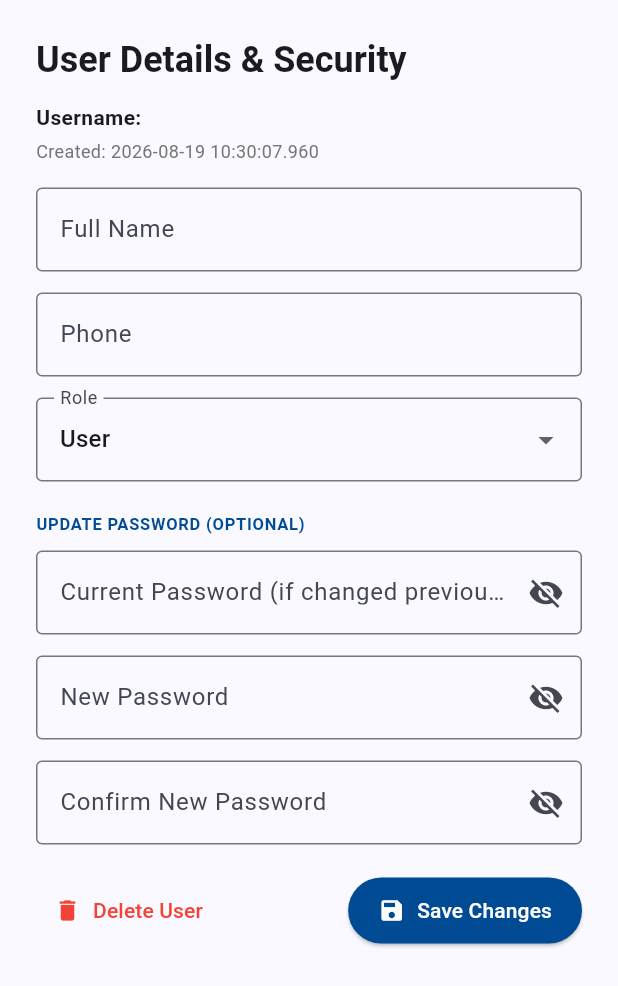
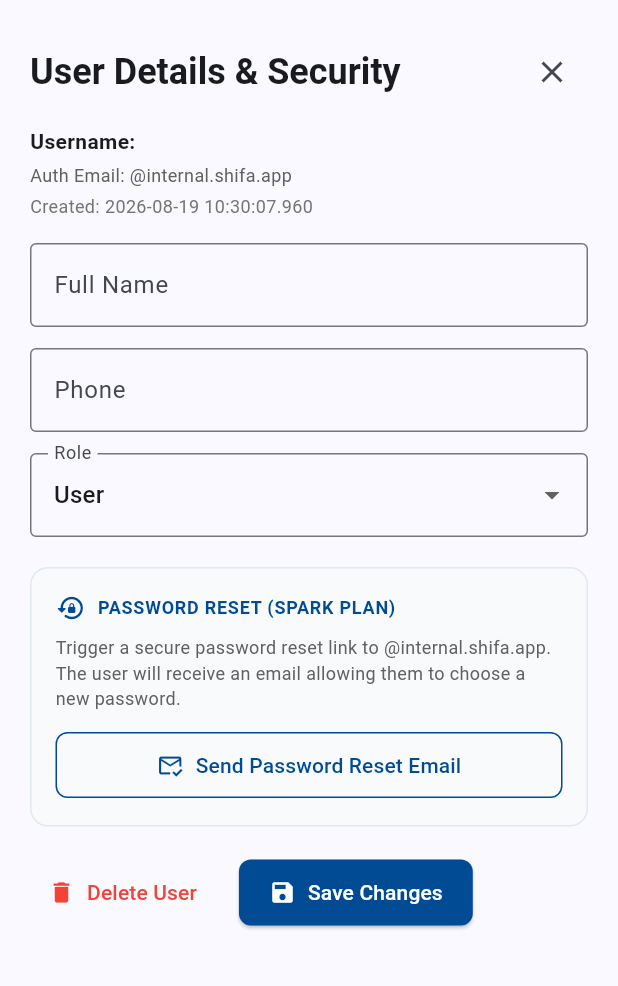
Before and after one commit to ahmed-husssain/SMS, a Flutter app: the _UserDetailsModal widget shown alone on an empty page, opened directly with empty values, on a phone screen of 412 x 824 dp. Shown: the top 986 px of the screen. Run offline on Flutter 3.47's test engine with Material 3 defaults, Android fonts, the light colour scheme and no system bars; our stand-ins replace cloud_firestore, firebase_auth, firebase_core, flutter_riverpod, go_router, pdf and 1 more; accounts and stored records are empty.

Commit message:
Refactor user management to operate 100% on Firebase Free Spark Plan

```diff
--- a/lib/features/users/presentation/pages/users_page.dart
+++ b/lib/features/users/presentation/pages/users_page.dart
@@ -281,14 +281,9 @@ class _UserDetailsModal extends ConsumerStatefulWidget {
 class _UserDetailsModalState extends ConsumerState<_UserDetailsModal> {
   late TextEditingController _nameController;
   late TextEditingController _phoneController;
-  final TextEditingController _currentPasswordController = TextEditingController();
-  final TextEditingController _passwordController = TextEditingController();
-  final TextEditingController _confirmPasswordController = TextEditingController();
   late String _selectedRole;
-  bool _obscureCurrentPassword = true;
-  bool _obscurePassword = true;
-  bool _obscureConfirmPassword = true;
   bool _isSaving = false;
+  bool _isSendingReset = false;
   String _statusMessage = '';
 
   @override
@@ -303,34 +298,13 @@ class _UserDetailsModalState extends ConsumerState<_UserDetailsModal> {
   void dispose() {
     _nameController.dispose();
     _phoneController.dispose();
-    _currentPasswordController.dispose();
-    _passwordController.dispose();
-    _confirmPasswordController.dispose();
     super.dispose();
   }
 
   Future<void> _updateUser() async {
-    final newPass = _passwordController.text;
-    final confirmPass = _confirmPasswordController.text;
-
-    if (newPass.isNotEmpty) {
-      if (newPass.length < 8) {
-        ScaffoldMessenger.of(context).showSnackBar(
-          const SnackBar(content: Text('Password must be at least 8 characters'), backgroundColor: Colors.red),
-        );
-        return;
-      }
-      if (newPass != confirmPass) {
-        ScaffoldMessenger.of(context).showSnackBar(
-          const SnackBar(content: Text('Passwords do not match'), backgroundColor: Colors.red),
-        );
-        return;
-      }
-    }
-
     setState(() {
       _isSaving = true;
-      _statusMessage = newPass.isNotEmpty ? 'Updating user password in Firebase Auth...' : 'Updating user details...';
+      _statusMessage = 'Updating user details...';
     });
 
     try {
@@ -341,26 +315,14 @@ class _UserDetailsModalState extends ConsumerState<_UserDetailsModal> {
         'updatedAt': FieldValue.serverTimestamp(),
       };
 
-      if (newPass.isNotEmpty) {
-        final authController = ref.read(authControllerProvider);
-        await authController.updateUserPassword(
-          targetUid: widget.user['uid'],
-          newPassword: newPass,
-          currentPassword: _currentPasswordController.text.trim(),
-        );
-
-        updateData['passwordUpdated'] = true;
-        updateData['lastPasswordChange'] = FieldValue.serverTimestamp();
-      }
-
       await FirebaseFirestore.instance.collection('users').doc(widget.user['uid']).update(updateData);
 
       if (mounted) {
         Navigator.pop(context);
         ScaffoldMessenger.of(context).showSnackBar(
-          SnackBar(
-            content: Text(newPass.isNotEmpty ? 'User details and password updated successfully!' : 'User updated successfully'),
-            backgroundColor: Colors.green,
+          const SnackBar(
+            content: Text('✓ User updated successfully'),
+            backgroundColor: Color(0xFF16A34A),
           ),
         );
       }
@@ -385,12 +347,49 @@ class _UserDetailsModalState extends ConsumerState<_UserDetailsModal> {
     }
   }
 
+  Future<void> _sendPasswordReset() async {
+    final username = (widget.user['username'] ?? '').toString().trim();
+    final email = (widget.user['email'] ?? '').toString().trim().isNotEmpty
+        ? widget.user['email'].toString().trim()
+        : '${username.toLowerCase()}@internal.shifa.app';
+
+    setState(() => _isSendingReset = true);
+    try {
+      final authController = ref.read(authControllerProvider);
+      await authController.sendPasswordResetEmail(email: email);
+      if (mounted) {
+        ScaffoldMessenger.of(context).showSnackBar(
+          SnackBar(
+            content: Text('✓ Password reset link sent to $email successfully.'),
+            backgroundColor: const Color(0xFF16A34A),
+            behavior: SnackBarBehavior.floating,
+          ),
+        );
+      }
+    } catch (e) {
+      if (mounted) {
+        final errorMsg = AppError.map(e);
+        ScaffoldMessenger.of(context).showSnackBar(
+          SnackBar(
+            content: Text(errorMsg),
+            backgroundColor: const Color(0xFFDC2626),
+            behavior: SnackBarBehavior.floating,
+          ),
+        );
+      }
+    } finally {
+      if (mounted) {
+        setState(() => _isSendingReset = false);
+      }
+    }
+  }
+
   Future<void> _deleteUser() async {
     final confirm = await showDialog<bool>(
       context: context,
       builder: (ctx) => AlertDialog(
         title: const Text('Delete User?'),
-        content: Text('Are you sure you want to delete ${widget.user['name']}?'),
+        content: Text('Are you sure you want to delete ${widget.user['name']}? This user will be deactivated and removed from active staff lists.'),
         actions: [
           TextButton(onPressed: () => Navigator.pop(ctx, false), child: const Text('Cancel')),
           TextButton(onPressed: () => Navigator.pop(ctx, true), child: const Text('Delete', style: TextStyle(color: Colors.red))),
@@ -439,17 +438,51 @@ class _UserDetailsModalState extends ConsumerState<_UserDetailsModal> {
   Widget build(BuildContext context) {
     final createdAt = widget.user['createdAt'] as Timestamp?;
     final dateStr = createdAt != null ? createdAt.toDate().toString() : 'N/A';
+    final username = (widget.user['username'] ?? 'N/A').toString();
+    final email = (widget.user['email'] ?? '').toString().isNotEmpty
+        ? widget.user['email'].toString()
+        : '${username.toLowerCase()}@internal.shifa.app';
 
-    return SingleChildScrollView(
-      child: Padding(
-        padding: EdgeInsets.only(bottom: MediaQuery.of(context).viewInsets.bottom + 24, left: 24, right: 24, top: 24),
+    return SafeArea(
+      child: SingleChildScrollView(
+        padding: EdgeInsets.only(
+          bottom: MediaQuery.of(context).viewInsets.bottom + 24,
+          left: 20,
+          right: 20,
+          top: 24,
+        ),
         child: Column(
           mainAxisSize: MainAxisSize.min,
           crossAxisAlignment: CrossAxisAlignment.start,
           children: [
-            Text('User Details & Security', style: Theme.of(context).textTheme.headlineSmall?.copyWith(fontWeight: FontWeight.bold)),
+            Row(
+              mainAxisAlignment: MainAxisAlignment.spaceBetween,
+              children: [
+                Expanded(
+                  child: Text(
+                    'User Details & Security',
+                    style: Theme.of(context).textTheme.headlineSmall?.copyWith(
+                          fontWeight: FontWeight.bold,
+                        ),
+                    overflow: TextOverflow.ellipsis,
+                  ),
+                ),
+                IconButton(
+                  icon: const Icon(Icons.close),
+                  onPressed: () => Navigator.pop(context),
+                ),
+              ],
+            ),
             const SizedBox(height: 12),
-            Text('Username: ${widget.user['username'] ?? 'N/A'}', style: const TextStyle(fontWeight: FontWeight.bold, fontSize: 14)),
+            Text(
+              'Username: $username',
+              style: const TextStyle(fontWeight: FontWeight.bold, fontSize: 14),
+            ),
+            const SizedBox(height: 4),
+            Text(
+              'Auth Email: $email',
+              style: TextStyle(fontSize: 12, color: Colors.grey.shade700),
+            ),
             const SizedBox(height: 4),
             Text('Created: $dateStr', style: TextStyle(fontSize: 12, color: Colors.grey.shade600)),
             const SizedBox(height: 16),
@@ -466,7 +499,7 @@ class _UserDetailsModalState extends ConsumerState<_UserDetailsModal> {
             ),
             const SizedBox(height: 14),
             DropdownButtonFormField<String>(
-              value: (['staff', 'admin'].contains(_selectedRole)) ? _selectedRole : 'staff',
+              initialValue: (['staff', 'admin'].contains(_selectedRole)) ? _selectedRole : 'staff',
               decoration: const InputDecoration(labelText: 'Role', border: OutlineInputBorder()),
               items: const [
                 DropdownMenuItem(value: 'staff', child: Text('User')),
@@ -477,55 +510,67 @@ class _UserDetailsModalState extends ConsumerState<_UserDetailsModal> {
               },
             ),
             const SizedBox(height: 20),
-            const Text('UPDATE PASSWORD (OPTIONAL)', style: TextStyle(fontSize: 11, fontWeight: FontWeight.bold, color: Color(0xFF004B93), letterSpacing: 0.5)),
-            const SizedBox(height: 10),
-            TextFormField(
-              controller: _currentPasswordController,
-              obscureText: _obscureCurrentPassword,
-              enabled: !_isSaving,
-              decoration: InputDecoration(
-                labelText: 'Current Password (if changed previously)',
-                hintText: 'Leave empty for default initial accounts',
-                border: const OutlineInputBorder(),
-                suffixIcon: IconButton(
-                  tooltip: _obscureCurrentPassword ? 'Show password' : 'Hide password',
-                  icon: Icon(_obscureCurrentPassword ? Icons.visibility_off : Icons.visibility),
-                  onPressed: () => setState(() => _obscureCurrentPassword = !_obscureCurrentPassword),
-                ),
+
+            // ─── Password Reset Section (Firebase Spark Plan) ───
+            Container(
+              width: double.infinity,
+              padding: const EdgeInsets.all(16),
+              decoration: BoxDecoration(
+                color: const Color(0xFFF8FAFC),
+                borderRadius: BorderRadius.circular(12),
+                border: Border.all(color: const Color(0xFFE2E8F0)),
               ),
-            ),
-            const SizedBox(height: 14),
-            TextFormField(
-              controller: _passwordController,
-              obscureText: _obscurePassword,
-              enabled: !_isSaving,
-              decoration: InputDecoration(
-                labelText: 'New Password',
-                hintText: 'Leave empty to keep current password',
-                border: const OutlineInputBorder(),
-                suffixIcon: IconButton(
-                  tooltip: _obscurePassword ? 'Show password' : 'Hide password',
-                  icon: Icon(_obscurePassword ? Icons.visibility_off : Icons.visibility),
-                  onPressed: () => setState(() => _obscurePassword = !_obscurePassword),
-                ),
-              ),
-            ),
-            const SizedBox(height: 14),
-            TextFormField(
-              controller: _confirmPasswordController,
-              obscureText: _obscureConfirmPassword,
-              enabled: !_isSaving,
-              decoration: InputDecoration(
-                labelText: 'Confirm New Password',
-                border: const OutlineInputBorder(),
-                suffixIcon: IconButton(
-                  tooltip: _obscureConfirmPassword ? 'Show password' : 'Hide password',
-                  icon: Icon(_obscureConfirmPassword ? Icons.visibility_off : Icons.visibility),
-                  onPressed: () => setState(() => _obscureConfirmPassword = !_obscureConfirmPassword),
-                ),
+              child: Column(
+                crossAxisAlignment: CrossAxisAlignment.start,
+                children: [
+                  const Row(
+                    children: [
+                      Icon(Icons.lock_reset_rounded, size: 20, color: Color(0xFF004B93)),
+                      SizedBox(width: 8),
+                      Expanded(
+                        child: Text(
+                          'PASSWORD RESET (SPARK PLAN)',
+                          style: TextStyle(
+                            fontSize: 12,
+                            fontWeight: FontWeight.bold,
+                            color: Color(0xFF004B93),
+                            letterSpacing: 0.5,
+                          ),
+                        ),
+                      ),
+                    ],
+                  ),
+                  const SizedBox(height: 8),
+                  Text(
+                    'Trigger a secure password reset link to $email. The user will receive an email allowing them to choose a new password.',
+                    style: TextStyle(fontSize: 12, color: Colors.grey.shade700, height: 1.4),
+                  ),
+                  const SizedBox(height: 12),
+                  SizedBox(
+                    width: double.infinity,
+                    child: OutlinedButton.icon(
+                      onPressed: (_isSaving || _isSendingReset) ? null : _sendPasswordReset,
+                      icon: _isSendingReset
+                          ? const SizedBox(
+                              width: 16,
+                              height: 16,
+                              child: CircularProgressIndicator(strokeWidth: 2),
+                            )
+                          : const Icon(Icons.mark_email_read_outlined, size: 18),
+                      label: Text(_isSendingReset ? 'Sending Email...' : 'Send Password Reset Email'),
+                      style: OutlinedButton.styleFrom(
+                        foregroundColor: const Color(0xFF004B93),
+                        side: const BorderSide(color: Color(0xFF004B93)),
+                        padding: const EdgeInsets.symmetric(vertical: 12, horizontal: 16),
+                        shape: RoundedRectangleBorder(borderRadius: BorderRadius.circular(8)),
+                      ),
+                    ),
+                  ),
+                ],
               ),
             ),
             const SizedBox(height: 20),
+
             if (_isSaving) ...[
               Container(
                 width: double.infinity,
@@ -558,8 +603,13 @@ class _UserDetailsModalState extends ConsumerState<_UserDetailsModal> {
                 ),
               ),
             ],
-            Row(
-              mainAxisAlignment: MainAxisAlignment.spaceBetween,
+
+            // ─── Modal Actions (Overflow Safe) ───
+            Wrap(
+              alignment: WrapAlignment.spaceBetween,
+              crossAxisAlignment: WrapCrossAlignment.center,
+              spacing: 12,
+              runSpacing: 12,
               children: [
                 TextButton.icon(
                   onPressed: _isSaving ? null : _deleteUser,
@@ -580,6 +630,7 @@ class _UserDetailsModalState extends ConsumerState<_UserDetailsModal> {
                     backgroundColor: const Color(0xFF004B93),
                     foregroundColor: Colors.white,
                     padding: const EdgeInsets.symmetric(horizontal: 20, vertical: 12),
+                    shape: RoundedRectangleBorder(borderRadius: BorderRadius.circular(8)),
                   ),
                 ),
               ],
@@ -688,7 +739,8 @@ class _DeactivationSwitchState extends ConsumerState<_DeactivationSwitch> {
     }
     return Switch(
       value: widget.isActive,
-      activeColor: Colors.green,
+      activeThumbColor: Colors.green,
+      activeTrackColor: Colors.green.shade200,
       inactiveThumbColor: Colors.orange.shade700,
       inactiveTrackColor: Colors.orange.shade100,
       onChanged: _handleToggle,
```
Also changed, not shown: lib/shared/providers/auth_provider.dart (+28 -70 lines).
